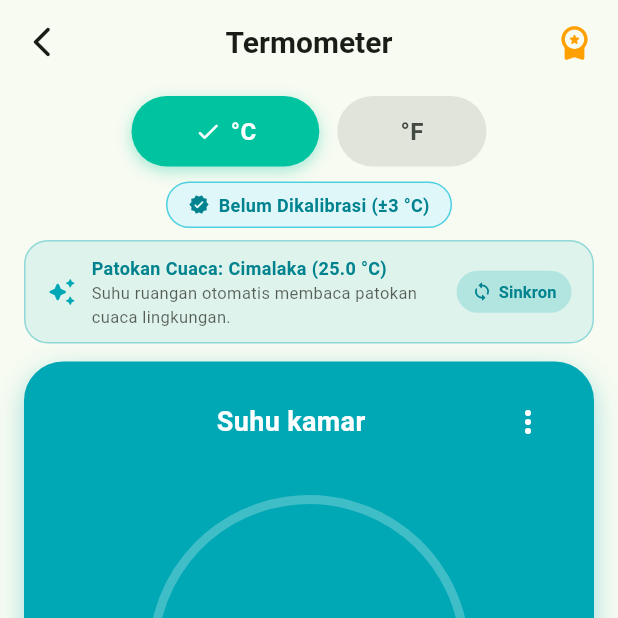
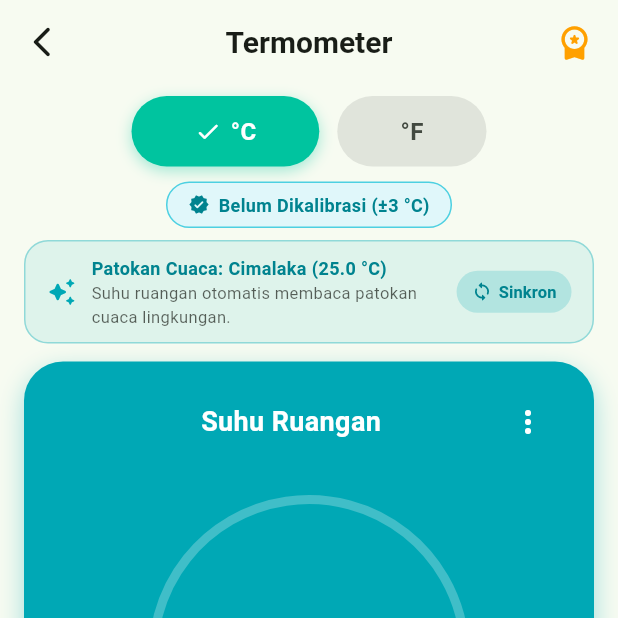
Before and after one commit to Renohidayat/geomag, a Flutter app: the RoomThermometerScreen screen opened directly, on a phone screen of 412 x 824 dp, the top half of it. Run offline on Flutter 3.47's test engine with Material 3 defaults, Android fonts, the phone set to English and light mode, and no system bars; our stand-ins replace drift, drift_flutter, geocoding, geolocator; accounts and stored records are empty; generated files the repository leaves out were written again; network calls fail.

Commit message:
refactor(ui): perbarui label 'Suhu kamar' menjadi 'Suhu Ruangan' (#63)

```diff
--- a/app/lib/screens/room_thermometer_screen.dart
+++ b/app/lib/screens/room_thermometer_screen.dart
@@ -604,8 +604,8 @@ class _RoomThermometerScreenState extends State<RoomThermometerScreen> {
             const SizedBox(height: 12),
           ],
 
-          // 3. Hero Card Dial Meter: Suhu Kamar
-          _buildSuhuKamarDialCard(theme, data, tempValue, tempUnit),
+          // 3. Hero Card Dial Meter: Suhu Ruangan
+          _buildSuhuRuanganDialCard(theme, data, tempValue, tempUnit),
           const SizedBox(height: 14),
 
           // 4. Baris Kartu 1: Panas Perangkat & Baterai
@@ -774,8 +774,8 @@ class _RoomThermometerScreenState extends State<RoomThermometerScreen> {
     );
   }
 
-  /// Kartu Utama Dial Meter (Suhu Kamar)
-  Widget _buildSuhuKamarDialCard(
+  /// Kartu Utama Dial Meter (Suhu Ruangan)
+  Widget _buildSuhuRuanganDialCard(
     ThemeData theme,
     RoomClimateData data,
     double? tempValue,
@@ -798,13 +798,13 @@ class _RoomThermometerScreenState extends State<RoomThermometerScreen> {
       padding: const EdgeInsets.fromLTRB(20, 16, 20, 20),
       child: Column(
         children: [
-          // Header Kartu: Suhu Kamar & ⋮ Menu
+          // Header Kartu: Suhu Ruangan & ⋮ Menu
           Row(
             mainAxisAlignment: MainAxisAlignment.spaceBetween,
             children: [
               const SizedBox(width: 24), // Spacer keseimbangan
               const Text(
-                'Suhu kamar',
+                'Suhu Ruangan',
                 style: TextStyle(
                   color: Colors.white,
                   fontWeight: FontWeight.bold,
@@ -1076,7 +1076,7 @@ class _RoomThermometerScreenState extends State<RoomThermometerScreen> {
                     : '--',
               ),
               _buildModalRow(
-                'Suhu Kamar Terestimasi',
+                'Suhu Ruangan Terestimasi',
                 '${_formatTemp(data.ambientTempC)} °C',
               ),
               _buildModalRow(
@@ -1098,7 +1098,7 @@ class _RoomThermometerScreenState extends State<RoomThermometerScreen> {
               const SizedBox(height: 12),
               Text(
                 'Estimasi termal adaptif memisahkan kondisi stabil (linear idle/aktif) '
-                'dan dinamis pendinginan Newton (dT/dt) untuk merekonstruksi suhu udara kamar nyata.',
+                'dan dinamis pendinginan Newton (dT/dt) untuk merekonstruksi suhu udara ruangan nyata.',
                 style: TextStyle(
                   fontSize: 11,
                   fontStyle: FontStyle.italic,
```
Also changed, not shown: 1 other file.
